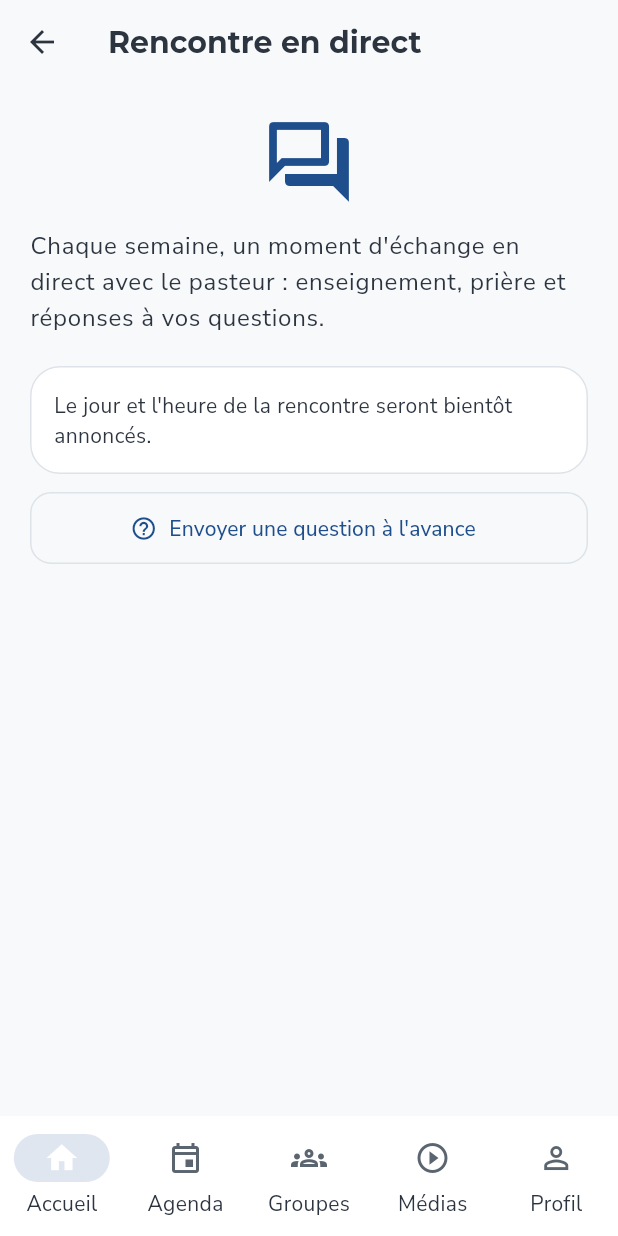
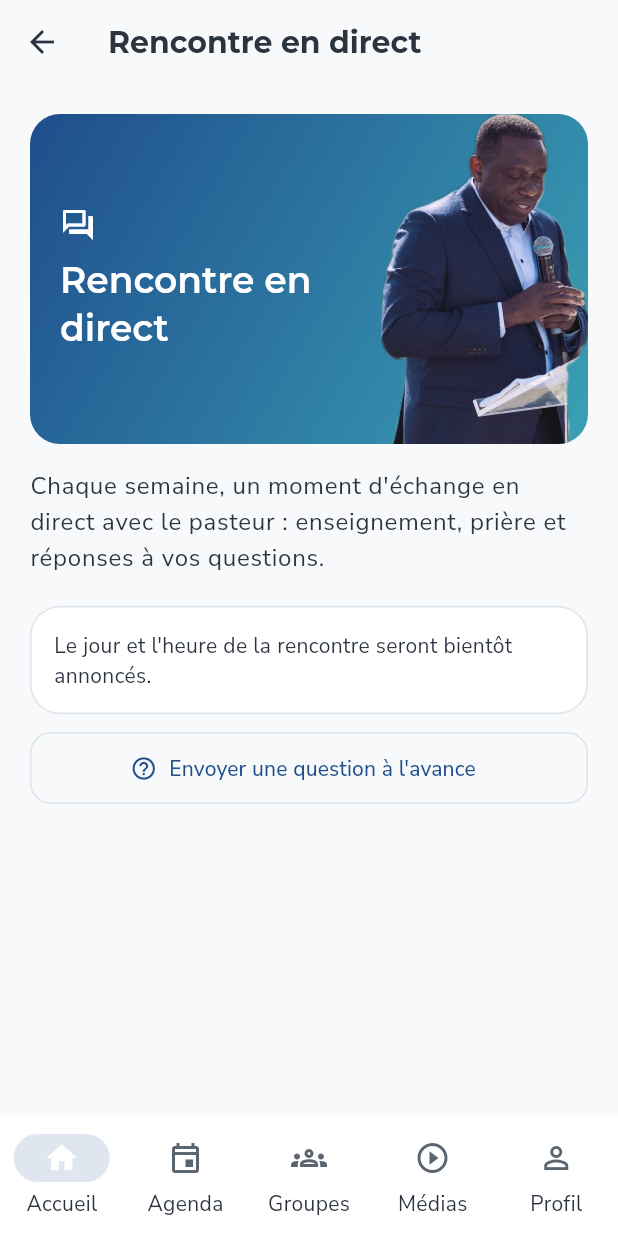
Before and after one commit to nathandamna-star/montagne-des-oliviers, a Flutter app: the InteractionScreen screen opened by its route, on a phone screen of 412 x 824 dp. Run offline on Flutter 3.47's test engine with Material 3 defaults, Android fonts, the phone set to English and light mode, and no system bars; our stand-ins replace cloud_firestore, cloud_functions, file_picker, firebase_auth, firebase_core, firebase_messaging and 13 more; missing offline and left inert: audio_session; accounts and stored records are empty.

Commit message:
Rencontre en direct : bandeau avec la photo détourée du pasteur
Co-Authored-By: Claude Opus 5.5 <noreply@anthropic.com>
Claude-Session: https://claude.ai/code/session_01VNkqUuReGNSyLXjk8PwpN2

```diff
--- a/lib/features/eglise/eglise_screens.dart
+++ b/lib/features/eglise/eglise_screens.dart
@@ -218,8 +218,60 @@ class InteractionScreen extends ConsumerWidget {
       titre: l10n.rencontreDirect,
       actions: _modifier(context, ref),
       enfants: [
-        Icon(Icons.forum_outlined, size: 64, color: theme.colorScheme.primary),
-        const SizedBox(height: 12),
+        // Bandeau : le pasteur (photo détourée) sur le dégradé de l'église.
+        Container(
+          height: 220,
+          clipBehavior: Clip.antiAlias,
+          decoration: BoxDecoration(
+            borderRadius: BorderRadius.circular(20),
+            gradient: const LinearGradient(
+              colors: [AppColors.bleu, AppColors.turquoise],
+              begin: Alignment.topLeft,
+              end: Alignment.bottomRight,
+            ),
+          ),
+          child: Row(
+            crossAxisAlignment: CrossAxisAlignment.stretch,
+            children: [
+              Expanded(
+                child: Padding(
+                  padding: const EdgeInsets.all(20),
+                  child: Column(
+                    mainAxisAlignment: MainAxisAlignment.center,
+                    crossAxisAlignment: CrossAxisAlignment.start,
+                    children: [
+                      const Icon(Icons.forum_outlined, color: Colors.white),
+                      const SizedBox(height: 8),
+                      Text(
+                        l10n.rencontreDirect,
+                        style: theme.textTheme.headlineSmall?.copyWith(
+                          color: Colors.white,
+                        ),
+                      ),
+                      if (prochaine != null)
+                        Text(
+                          l10n.chaqueSemaine(
+                            DateFormat.EEEE(context.langue).format(prochaine),
+                            context.heure(prochaine),
+                          ),
+                          style: theme.textTheme.titleSmall?.copyWith(
+                            color: Colors.white.withValues(alpha: 0.9),
+                          ),
+                        ),
+                    ],
+                  ),
+                ),
+              ),
+              Image.asset(
+                'assets/images/pasteur-2.png',
+                fit: BoxFit.fitHeight,
+                alignment: Alignment.bottomRight,
+                semanticLabel: l10n.notrePasteur,
+              ),
+            ],
+          ),
+        ),
+        const SizedBox(height: 16),
         Text(
           description,
           style: theme.textTheme.bodyLarge?.copyWith(height: 1.5),
```
Also changed, not shown: assets/images/pasteur-2.png (added), 1 other file.
